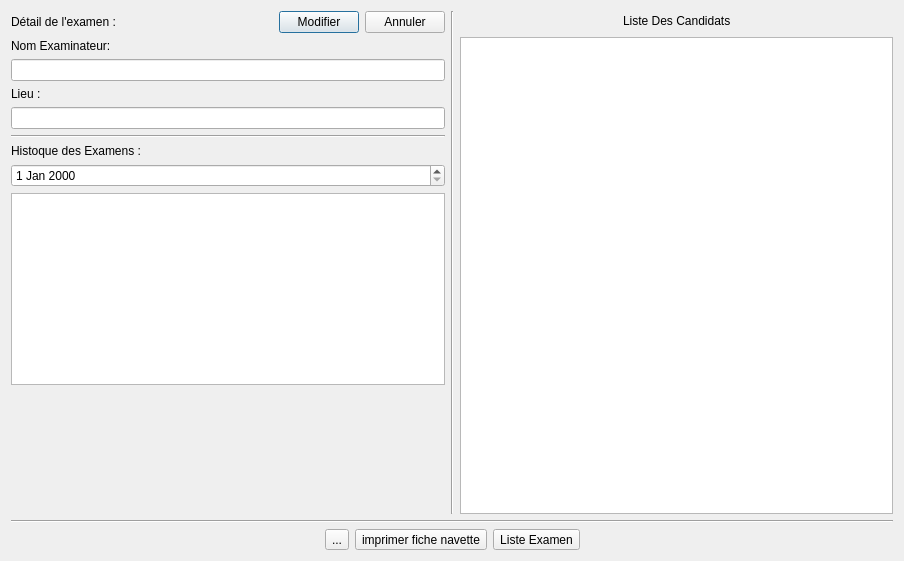
Old version of the form Auto_Ecole/examen/detailsexam.ui in the repository AmineHouari98/auto_Ecole.
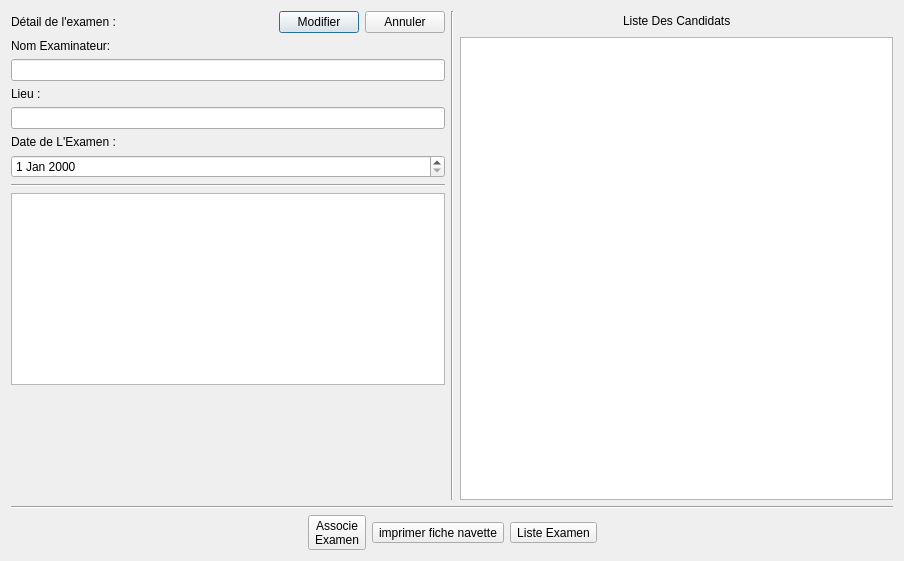
New version of the form. Icons and pictures are not drawn.

The edit to the form file:
```diff
--- a/Auto_Ecole/examen/detailsexam.ui
+++ b/Auto_Ecole/examen/detailsexam.ui
@@ -88,6 +88,16 @@
              </item>
             </layout>
            </item>
+           <item>
+            <widget class="QLabel" name="label_7">
+             <property name="text">
+              <string>Date de L'Examen :</string>
+             </property>
+            </widget>
+           </item>
+           <item>
+            <widget class="QDateEdit" name="dateEdit_Date"/>
+           </item>
            <item>
             <widget class="Line" name="line">
              <property name="orientation">
@@ -96,18 +106,7 @@
             </widget>
            </item>
            <item>
-            <layout class="QVBoxLayout" name="verticalLayout_7">
-             <item>
-              <widget class="QLabel" name="label_7">
-               <property name="text">
-                <string>Histoque des Examens :</string>
-               </property>
-              </widget>
-             </item>
-             <item>
-              <widget class="QDateEdit" name="dateEdit_Date"/>
-             </item>
-            </layout>
+            <layout class="QVBoxLayout" name="verticalLayout_7"/>
            </item>
           </layout>
          </item>
@@ -209,7 +208,8 @@
          <item>
           <widget class="QToolButton" name="toolButton">
            <property name="text">
-            <string>...</string>
+            <string>Associe
+Examen</string>
            </property>
           </widget>
          </item>
```
Left out of the diff: 8 changed lines with no effect on the pictures.
